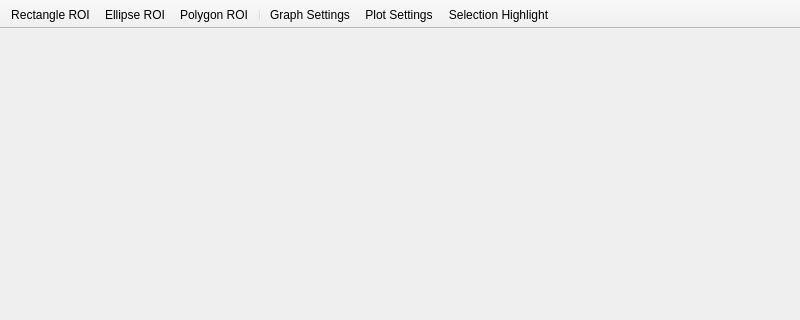
Qt form pyfocal/ui/qt/uic/source/plotsubwindow.ui (astropy/specutils) before a commit; both pictures show x 0 to 800 and y 0 to 320 of the 800 by 600 pixel window.
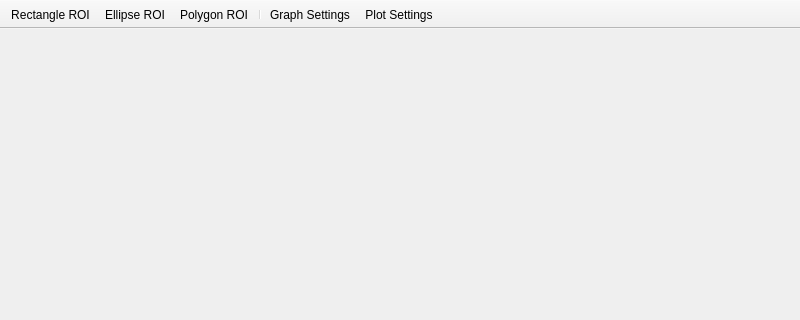
The same form after that commit. Icons and pictures are not drawn.

```diff
--- a/pyfocal/ui/qt/uic/source/plotsubwindow.ui
+++ b/pyfocal/ui/qt/uic/source/plotsubwindow.ui
@@ -42,7 +42,6 @@
    <addaction name="separator"/>
    <addaction name="actionGraph_Settings"/>
    <addaction name="actionPlot_Settings"/>
-   <addaction name="actionSelection_Highlight"/>
   </widget>
   <action name="actionInsert_ROI">
    <property name="icon">
@@ -114,17 +113,6 @@
     <string>Change Units</string>
    </property>
   </action>
-  <action name="actionSelection_Highlight">
-   <property name="checkable">
-    <bool>true</bool>
-   </property>
-   <property name="text">
-    <string>Selection Highlight</string>
-   </property>
-   <property name="toolTip">
-    <string>Enable highlighting of current ROI</string>
-   </property>
-  </action>
  </widget>
  <resources>
   <include location="icon_resource.qrc"/>
```
